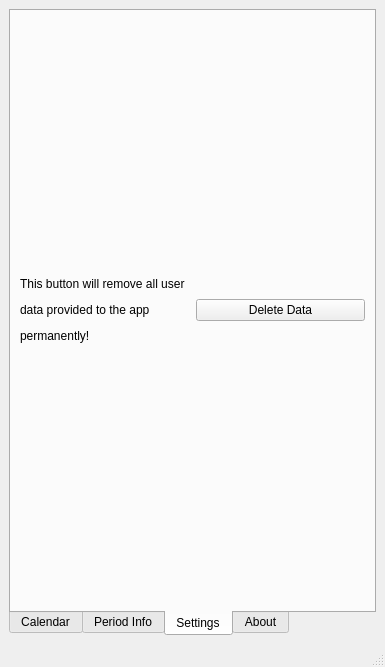
First picture: the form in mainwindow.ui, repository socphoenix/Period_Underground, before the edit.
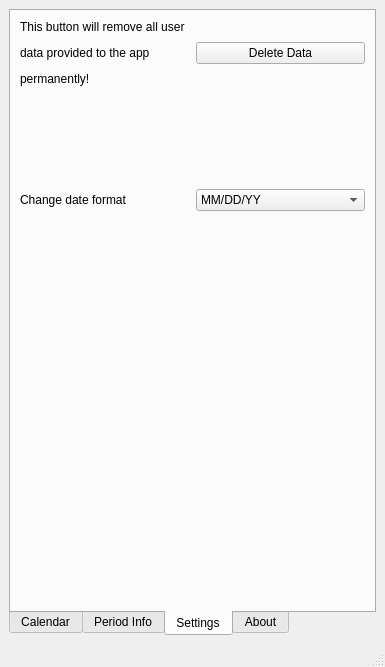
Second picture: the form after the edit. The open tabs and pages were chosen to show the change.

Commit message: add date format selection in settings

Diff of the .ui file:
```diff
--- a/mainwindow.ui
+++ b/mainwindow.ui
@@ -273,21 +273,107 @@
        <attribute name="title">
         <string>Settings</string>
        </attribute>
-       <layout class="QHBoxLayout" name="horizontalLayout">
-        <item>
+       <layout class="QGridLayout" name="gridLayout_5">
+        <item row="6" column="0">
+         <spacer name="verticalSpacer">
+          <property name="orientation">
+           <enum>Qt::Vertical</enum>
+          </property>
+          <property name="sizeHint" stdset="0">
+           <size>
+            <width>20</width>
+            <height>40</height>
+           </size>
+          </property>
+         </spacer>
+        </item>
+        <item row="0" column="0">
          <widget class="QLabel" name="label_10">
           <property name="text">
            <string>&lt;html&gt;&lt;head/&gt;&lt;body&gt;&lt;p&gt;This button will remove all user &lt;/p&gt;&lt;p&gt;data provided to the app&lt;/p&gt;&lt;p&gt;permanently! &lt;/p&gt;&lt;/body&gt;&lt;/html&gt;</string>
           </property>
          </widget>
         </item>
-        <item>
+        <item row="2" column="0">
+         <widget class="QLabel" name="label_9">
+          <property name="text">
+           <string>Change date format</string>
+          </property>
+         </widget>
+        </item>
+        <item row="1" column="0">
+         <spacer name="verticalSpacer_2">
+          <property name="orientation">
+           <enum>Qt::Vertical</enum>
+          </property>
+          <property name="sizeHint" stdset="0">
+           <size>
+            <width>20</width>
+            <height>40</height>
+           </size>
+          </property>
+         </spacer>
+        </item>
+        <item row="0" column="1">
          <widget class="QPushButton" name="pushButton">
           <property name="text">
            <string>Delete Data</string>
           </property>
          </widget>
         </item>
+        <item row="5" column="0">
+         <spacer name="verticalSpacer_3">
+          <property name="orientation">
+           <enum>Qt::Vertical</enum>
+          </property>
+          <property name="sizeHint" stdset="0">
+           <size>
+            <width>20</width>
+            <height>40</height>
+           </size>
+          </property>
+         </spacer>
+        </item>
+        <item row="4" column="0">
+         <spacer name="verticalSpacer_4">
+          <property name="orientation">
+           <enum>Qt::Vertical</enum>
+          </property>
+          <property name="sizeHint" stdset="0">
+           <size>
+            <width>20</width>
+            <height>40</height>
+           </size>
+          </property>
+         </spacer>
+        </item>
+        <item row="3" column="0">
+         <spacer name="verticalSpacer_5">
+          <property name="orientation">
+           <enum>Qt::Vertical</enum>
+          </property>
+          <property name="sizeHint" stdset="0">
+           <size>
+            <width>20</width>
+            <height>40</height>
+           </size>
+          </property>
+         </spacer>
+        </item>
+        <item row="2" column="1">
+         <widget class="QComboBox" name="comboBox_5">
+          <item>
+           <property name="text">
+            <string>MM/DD/YY</string>
+           </property>
+          </item>
+          <item>
+           <property name="text">
+            <string>DD/MM/YYYY</string>
+           </property>
+          </item>
+         </widget>
+        </item>
        </layout>
       </widget>
       <widget class="QWidget" name="tab_2">
```
The commit also changes 5 other files.
